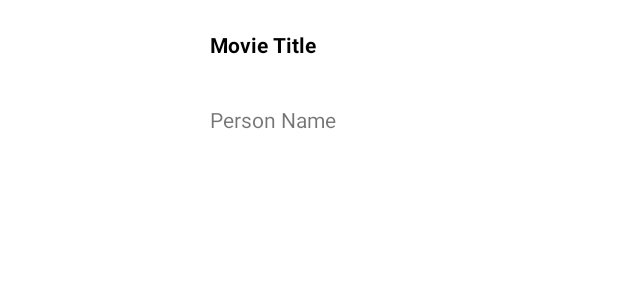
After one commit to WinstarWyvern/CinemaCGP, an Android app: the layout history_item.xml on its own in the app's theme, with its tools: preview values and no code run, on a phone screen of 412 x 824 dp. The commit adds this screen. Shown: the top 300 px of the screen. Run offline under Robolectric (Android 15) with nearby library versions, the phone set to English and light mode, and no system bars.

Commit message:
- Tidy up history activity and fragment xml

```diff
--- /dev/null
+++ b/app/src/main/res/layout/history_item.xml
@@ -0,0 +1,37 @@
+<?xml version="1.0" encoding="utf-8"?>
+<LinearLayout xmlns:android="http://schemas.android.com/apk/res/android"
+    android:layout_width="match_parent"
+    android:id="@+id/layoutHistory"
+    android:layout_height="wrap_content">
+
+    <TextView
+        android:id="@+id/moviePoster"
+        android:layout_margin="20dp"
+        android:layout_width="100dp"
+        android:layout_height="100dp"
+        android:contentDescription="Number" />
+
+    <LinearLayout
+        android:layout_width="match_parent"
+        android:layout_height="100dp"
+        android:orientation="vertical"
+        android:layout_marginTop="20dp"
+        android:layout_marginEnd="20dp">
+
+        <TextView
+            android:id="@+id/movieTitle"
+            android:layout_width="match_parent"
+            android:layout_height="50dp"
+            android:text="Movie Title"
+            android:textStyle="bold"
+            android:textColor="@color/black"/>
+
+        <TextView
+            android:id="@+id/personName"
+            android:layout_width="match_parent"
+            android:layout_height="50dp"
+            android:text="Person Name"/>
+
+    </LinearLayout>
+
+</LinearLayout>
```
Also changed, not shown: app/src/main/java/com/example/cinemacgp/activity/HistoryActivity.java (+17 -0 lines), app/src/main/java/com/example/cinemacgp/fragment/HistoryFragment.java (+13 -39 lines), app/src/main/res/layout/fragment_history.xml (+6 -4 lines).
